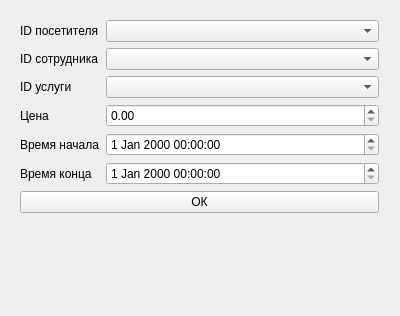
The window that Layout/ChangePurchasedService.ui (TeflonDervish/Coursework) describes before a commit, drawn with Qt 5.
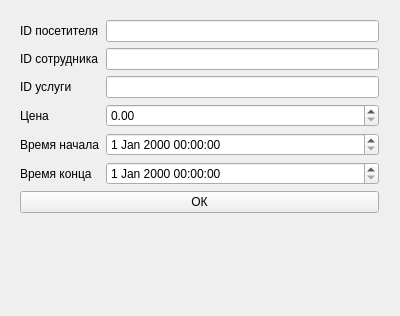
The same window after the commit.

Patch:
```diff
--- a/Layout/ChangePurchasedService.ui
+++ b/Layout/ChangePurchasedService.ui
@@ -86,15 +86,6 @@
     <item row="5" column="1">
      <widget class="QDateTimeEdit" name="EndTime"/>
     </item>
-    <item row="0" column="1">
-     <widget class="QComboBox" name="Visitor_ID"/>
-    </item>
-    <item row="1" column="1">
-     <widget class="QComboBox" name="Staff_ID"/>
-    </item>
-    <item row="2" column="1">
-     <widget class="QComboBox" name="Services_ID"/>
-    </item>
     <item row="6" column="0" colspan="2">
      <widget class="QPushButton" name="pushButton">
       <property name="text">
@@ -105,6 +96,15 @@
     <item row="3" column="1">
      <widget class="QDoubleSpinBox" name="Price"/>
     </item>
+    <item row="0" column="1">
+     <widget class="QLineEdit" name="visitorID"/>
+    </item>
+    <item row="1" column="1">
+     <widget class="QLineEdit" name="StaffID"/>
+    </item>
+    <item row="2" column="1">
+     <widget class="QLineEdit" name="serviceID"/>
+    </item>
    </layout>
   </widget>
  </widget>
```
